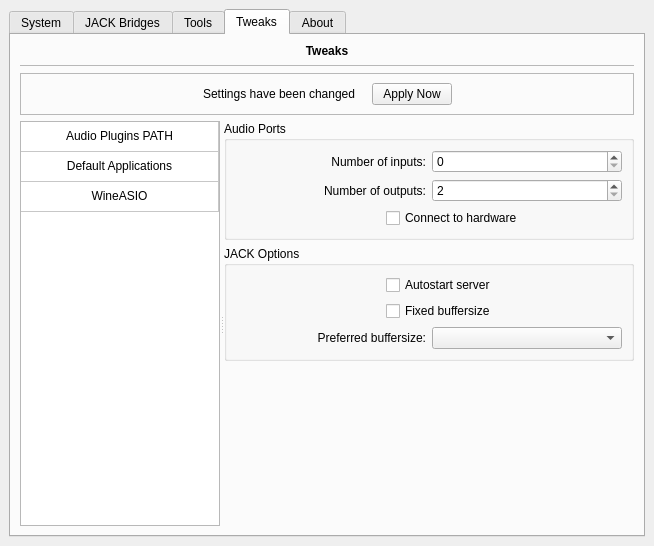
Before: the Qt Designer form resources/ui/caleson.ui in LADI/Cadence, drawn with Qt 5.
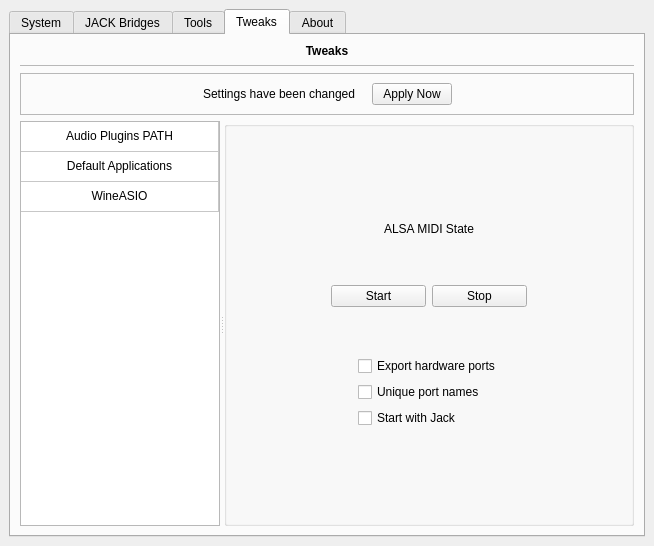
After: the same form once the commit is applied. The open tabs and pages were chosen to show the change. Icons and pictures are not drawn. Custom widgets are drawn as their Qt base class.

Commit message: move a2J bridges to tweaks  tab

Diff of the .ui file:
```diff
--- a/resources/ui/caleson.ui
+++ b/resources/ui/caleson.ui
@@ -1233,34 +1233,6 @@
               </property>
              </spacer>
             </item>
-            <item>
-             <widget class="QLabel" name="label_bridge_a2j">
-              <property name="text">
-               <string>ALSA MIDI State</string>
-              </property>
-              <property name="alignment">
-               <set>Qt::AlignCenter</set>
-              </property>
-             </widget>
-            </item>
-            <item>
-             <layout class="QHBoxLayout" name="horizontalLayout_29">
-              <item>
-               <widget class="QPushButton" name="b_a2j_start">
-                <property name="text">
-                 <string>Start</string>
-                </property>
-               </widget>
-              </item>
-              <item>
-               <widget class="QPushButton" name="b_a2j_stop">
-                <property name="text">
-                 <string>Stop</string>
-                </property>
-               </widget>
-              </item>
-             </layout>
-            </item>
             <item>
              <layout class="QHBoxLayout" name="horizontalLayout_30">
               <item>
@@ -1278,30 +1250,6 @@
               </item>
              </layout>
             </item>
-            <item>
-             <widget class="QCheckBox" name="cb_a2j_autoexport">
-              <property name="text">
-               <string>Export hardware ports</string>
-              </property>
-             </widget>
-            </item>
-            <item>
-             <widget class="QCheckBox" name="cb_a2j_unique_port_names">
-              <property name="toolTip">
-               <string>&lt;html&gt;&lt;head/&gt;&lt;body&gt;&lt;p&gt;if checked, the JACK port names provided by the bridge contains their matching ALSA client ID. Check it only if you use simultaneously multiple identical MIDI devices.&lt;/p&gt;&lt;/body&gt;&lt;/html&gt;</string>
-              </property>
-              <property name="text">
-               <string>Unique port names</string>
-              </property>
-             </widget>
-            </item>
-            <item>
-             <widget class="QCheckBox" name="cb_a2j_autostart">
-              <property name="text">
-               <string>Start with Jack</string>
-              </property>
-             </widget>
-            </item>
             <item>
              <spacer name="verticalSpacer_12">
               <property name="orientation">
@@ -1814,7 +1762,7 @@
             </sizepolicy>
            </property>
            <property name="currentIndex">
-            <number>0</number>
+            <number>1</number>
            </property>
            <widget class="QWidget" name="page_wineasio">
             <layout class="QVBoxLayout" name="verticalLayout_17">
@@ -2041,6 +1989,239 @@
              </item>
             </layout>
            </widget>
+           <widget class="QWidget" name="pageA2JMidi">
+            <layout class="QVBoxLayout" name="verticalLayout_17">
+             <property name="leftMargin">
+              <number>0</number>
+             </property>
+             <property name="topMargin">
+              <number>0</number>
+             </property>
+             <property name="rightMargin">
+              <number>0</number>
+             </property>
+             <property name="bottomMargin">
+              <number>0</number>
+             </property>
+             <item>
+              <widget class="QGroupBox" name="groupBox">
+               <property name="title">
+                <string/>
+               </property>
+               <layout class="QVBoxLayout" name="verticalLayout">
+                <item>
+                 <spacer name="verticalSpacer_5">
+                  <property name="orientation">
+                   <enum>Qt::Vertical</enum>
+                  </property>
+                  <property name="sizeHint" stdset="0">
+                   <size>
+                    <width>20</width>
+                    <height>40</height>
+                   </size>
+                  </property>
+                 </spacer>
+                </item>
+                <item>
+                 <spacer name="verticalSpacer_9">
+                  <property name="orientation">
+                   <enum>Qt::Vertical</enum>
+                  </property>
+                  <property name="sizeHint" stdset="0">
+                   <size>
+                    <width>20</width>
+                    <height>40</height>
+                   </size>
+                  </property>
+                 </spacer>
+                </item>
+                <item>
+                 <widget class="QLabel" name="label_bridge_a2j">
+                  <property name="text">
+                   <string>ALSA MIDI State</string>
+                  </property>
+                  <property name="alignment">
+                   <set>Qt::AlignCenter</set>
+                  </property>
+                 </widget>
+                </item>
+                <item>
+                 <spacer name="verticalSpacer_7">
+                  <property name="orientation">
+                   <enum>Qt::Vertical</enum>
+                  </property>
+                  <property name="sizeHint" stdset="0">
+                   <size>
+                    <width>20</width>
+                    <height>40</height>
+                   </size>
+                  </property>
+                 </spacer>
+                </item>
+                <item>
+                 <layout class="QHBoxLayout" name="horizontalLayout_29">
+                  <item>
+                   <spacer name="horizontalSpacer_26">
+                    <property name="orientation">
+                     <enum>Qt::Horizontal</enum>
+                    </property>
+                    <property name="sizeHint" stdset="0">
+                     <size>
+                      <width>40</width>
+                      <height>20</height>
+                     </size>
+                    </property>
+                   </spacer>
+                  </item>
+                  <item>
+                   <widget class="QPushButton" name="b_a2j_start">
+                    <property name="sizePolicy">
+                     <sizepolicy hsizetype="MinimumExpanding" vsizetype="Fixed">
+                      <horstretch>0</horstretch>
+                      <verstretch>0</verstretch>
+                     </sizepolicy>
+                    </property>
+                    <property name="text">
+                     <string>Start</string>
+                    </property>
+                    <property name="icon">
+                     <iconset theme="media-playback-start"/>
+                    </property>
+                   </widget>
+                  </item>
+                  <item>
+                   <widget class="QPushButton" name="b_a2j_stop">
+                    <property name="sizePolicy">
+                     <sizepolicy hsizetype="MinimumExpanding" vsizetype="Fixed">
+                      <horstretch>0</horstretch>
+                      <verstretch>0</verstretch>
+                     </sizepolicy>
+                    </property>
+                    <property name="text">
+                     <string>Stop</string>
+                    </property>
+                    <property name="icon">
+                     <iconset theme="media-playback-stop"/>
+                    </property>
+                   </widget>
+                  </item>
+                  <item>
+                   <spacer name="horizontalSpacer_27">
+                    <property name="orientation">
+                     <enum>Qt::Horizontal</enum>
+                    </property>
+                    <property name="sizeHint" stdset="0">
+                     <size>
+                      <width>40</width>
+                      <height>20</height>
+                     </size>
+                    </property>
+                   </spacer>
+                  </item>
+                 </layout>
+                </item>
+                <item>
+                 <spacer name="verticalSpacer_8">
+                  <property name="orientation">
+                   <enum>Qt::Vertical</enum>
+                  </property>
+                  <property name="sizeHint" stdset="0">
+                   <size>
+                    <width>20</width>
+                    <height>40</height>
+                   </size>
+                  </property>
+                 </spacer>
+                </item>
+                <item>
+                 <layout class="QHBoxLayout" name="horizontalLayout_5">
+                  <item>
+                   <spacer name="horizontalSpacer_28">
+                    <property name="orientation">
+                     <enum>Qt::Horizontal</enum>
+                    </property>
+                    <property name="sizeHint" stdset="0">
+                     <size>
+                      <width>40</width>
+                      <height>20</height>
+                     </size>
+                    </property>
+                   </spacer>
+                  </item>
+                  <item>
+                   <layout class="QVBoxLayout" name="verticalLayout_4">
+                    <item>
+                     <widget class="QCheckBox" name="cb_a2j_autoexport">
+                      <property name="text">
+                       <string>Export hardware ports</string>
+                      </property>
+                     </widget>
+                    </item>
+                    <item>
+                     <widget class="QCheckBox" name="cb_a2j_unique_port_names">
+                      <property name="toolTip">
+                       <string>&lt;html&gt;&lt;head/&gt;&lt;body&gt;&lt;p&gt;if checked, the JACK port names provided by the bridge contains their matching ALSA client ID. Check it only if you use simultaneously multiple identical MIDI devices.&lt;/p&gt;&lt;/body&gt;&lt;/html&gt;</string>
+                      </property>
+                      <property name="text">
+                       <string>Unique port names</string>
+                      </property>
+                     </widget>
+                    </item>
+                    <item>
+                     <widget class="QCheckBox" name="cb_a2j_autostart">
+                      <property name="text">
+                       <string>Start with Jack</string>
+                      </property>
+                     </widget>
+                    </item>
+                   </layout>
+                  </item>
+                  <item>
+                   <spacer name="horizontalSpacer_29">
+                    <property name="orientation">
+                     <enum>Qt::Horizontal</enum>
+                    </property>
+                    <property name="sizeHint" stdset="0">
+                     <size>
+                      <width>40</width>
+                      <height>20</height>
+                     </size>
+                    </property>
+                   </spacer>
+                  </item>
+                 </layout>
+                </item>
+                <item>
+                 <spacer name="verticalSpacer_10">
+                  <property name="orientation">
+                   <enum>Qt::Vertical</enum>
+                  </property>
+                  <property name="sizeHint" stdset="0">
+                   <size>
+                    <width>20</width>
+                    <height>40</height>
+                   </size>
+                  </property>
+                 </spacer>
+                </item>
+                <item>
+                 <spacer name="verticalSpacer_6">
+                  <property name="orientation">
+                   <enum>Qt::Vertical</enum>
+                  </property>
+                  <property name="sizeHint" stdset="0">
+                   <size>
+                    <width>20</width>
+                    <height>40</height>
+                   </size>
+                  </property>
+                 </spacer>
+                </item>
+               </layout>
+              </widget>
+             </item>
+            </layout>
+           </widget>
           </widget>
          </widget>
         </item>
@@ -2130,11 +2311,6 @@
    <extends>QLabel</extends>
    <header>clickablelabel.h</header>
   </customwidget>
-  <customwidget>
-   <class>DropSenderListWidget</class>
-   <extends>QListWidget</extends>
-   <header>clickablelabel</header>
-  </customwidget>
  </customwidgets>
  <resources>
   <include location="../resources.qrc"/>
```
Left out of the diff: 10 changed lines with no effect on the pictures.
